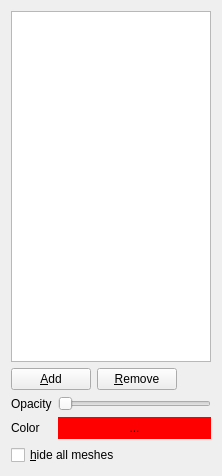
Qt form src/gui/MeshesDialog.ui (ExCaVI-Ulm/3D-XGuide) before a commit.
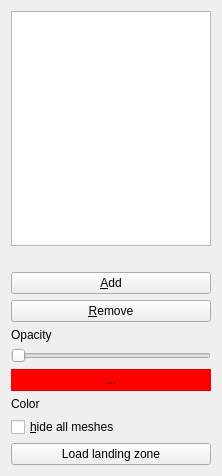
The same form after that commit.

Commit message: new MPR viewer now different heart phases meshes can be moved automatically add 3D angle measurements

```diff
--- a/src/gui/MeshesDialog.ui
+++ b/src/gui/MeshesDialog.ui
@@ -13,8 +13,8 @@
   <property name="windowTitle">
    <string>Form</string>
   </property>
-  <layout class="QGridLayout" name="gridLayout">
-   <item row="0" column="0" colspan="4">
+  <layout class="QVBoxLayout" name="verticalLayout">
+   <item>
     <widget class="QListWidget" name="meshesList">
      <property name="editTriggers">
       <set>QAbstractItemView::NoEditTriggers</set>
@@ -24,21 +24,7 @@
      </property>
     </widget>
    </item>
-   <item row="1" column="0" colspan="2">
-    <widget class="QPushButton" name="addMeshButton">
-     <property name="text">
-      <string>&amp;Add</string>
-     </property>
-    </widget>
-   </item>
-   <item row="1" column="2">
-    <widget class="QPushButton" name="removeMeshButton">
-     <property name="text">
-      <string>&amp;Remove</string>
-     </property>
-    </widget>
-   </item>
-   <item row="1" column="3">
+   <item>
     <spacer name="horizontalSpacer_2">
      <property name="orientation">
       <enum>Qt::Horizontal</enum>
@@ -51,14 +37,28 @@
      </property>
     </spacer>
    </item>
-   <item row="2" column="0">
+   <item>
+    <widget class="QPushButton" name="addMeshButton">
+     <property name="text">
+      <string>&amp;Add</string>
+     </property>
+    </widget>
+   </item>
+   <item>
+    <widget class="QPushButton" name="removeMeshButton">
+     <property name="text">
+      <string>&amp;Remove</string>
+     </property>
+    </widget>
+   </item>
+   <item>
     <widget class="QLabel" name="label">
      <property name="text">
       <string>Opacity</string>
      </property>
     </widget>
    </item>
-   <item row="2" column="1" colspan="3">
+   <item>
     <widget class="QSlider" name="opacitySlider">
      <property name="maximum">
       <number>100</number>
@@ -83,14 +83,7 @@
      </property>
     </widget>
    </item>
-   <item row="3" column="0">
-    <widget class="QLabel" name="label_2">
-     <property name="text">
-      <string>Color</string>
-     </property>
-    </widget>
-   </item>
-   <item row="3" column="1" colspan="3">
+   <item>
     <widget class="QPushButton" name="changeColorButton">
      <property name="palette">
       <palette>
@@ -518,13 +511,27 @@
      </property>
     </widget>
    </item>
-   <item row="4" column="0" colspan="3">
+   <item>
+    <widget class="QLabel" name="label_2">
+     <property name="text">
+      <string>Color</string>
+     </property>
+    </widget>
+   </item>
+   <item>
     <widget class="QCheckBox" name="hideMeshesCheckBox">
      <property name="text">
       <string>&amp;hide all meshes</string>
      </property>
     </widget>
    </item>
+   <item>
+    <widget class="QPushButton" name="loadDelaunayButton">
+     <property name="text">
+      <string>Load landing zone</string>
+     </property>
+    </widget>
+   </item>
   </layout>
  </widget>
  <resources/>
```
The commit also changes 23 other files.
